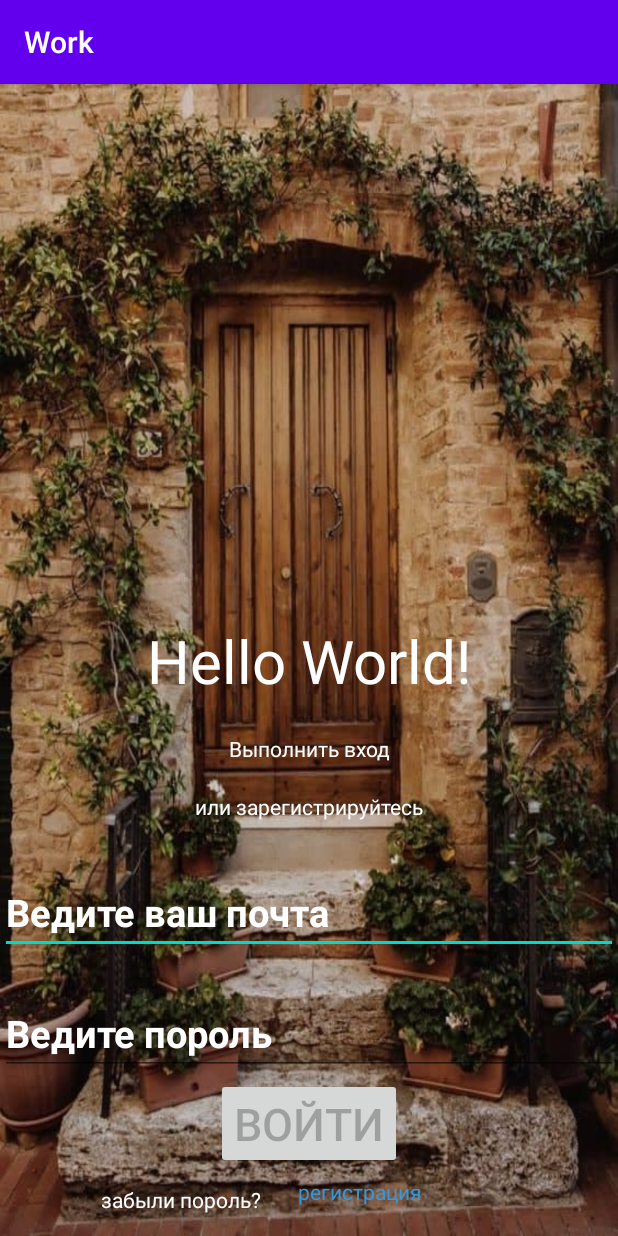
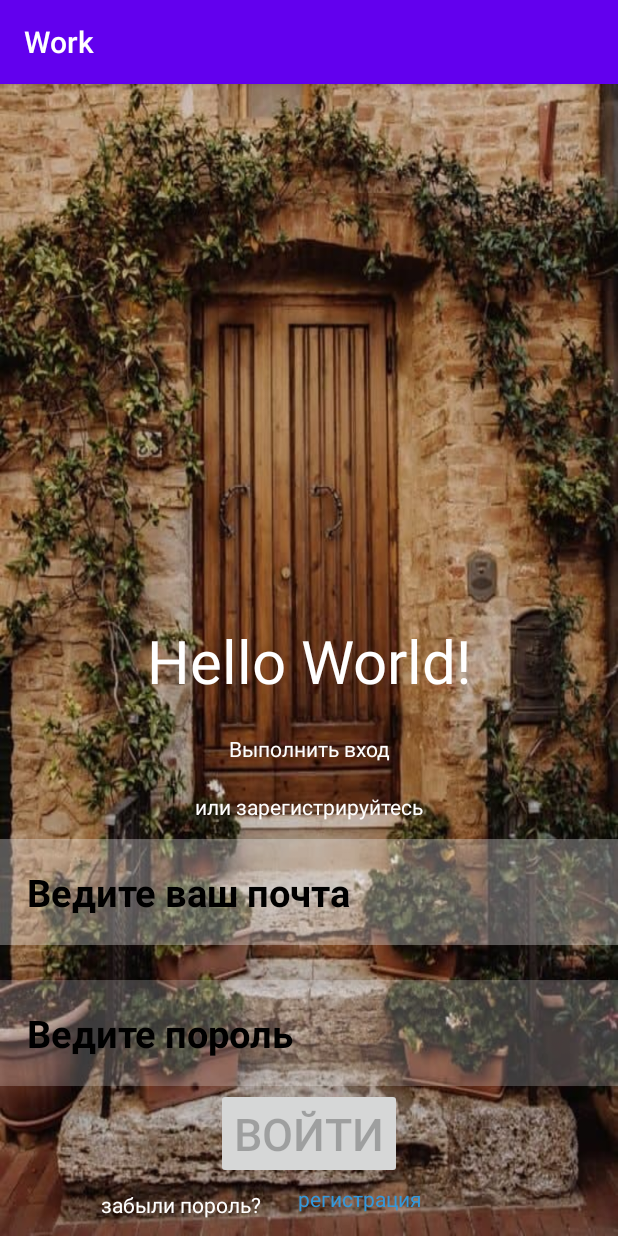
Before and after one commit to beknazar-ctrl/3th, an Android app: the screen it shows after launch (LoginActivity), on a phone screen of 412 x 824 dp. Run offline under Robolectric (Android 15) with nearby library versions, the phone set to English and light mode, and no system bars.

Commit message:
first commit

```diff
--- a/app/src/main/java/com/example/work/LoginActivity.java
+++ b/app/src/main/java/com/example/work/LoginActivity.java
@@ -38,7 +38,6 @@ public class LoginActivity extends AppCompatActivity {
 
         editText2.addTextChangedListener(
                 new TextWatcher() {
-
                     @Override
                     public void beforeTextChanged(CharSequence s, int start, int count, int after) {
 
--- a/app/src/main/res/layout/activity_login.xml
+++ b/app/src/main/res/layout/activity_login.xml
@@ -47,8 +47,10 @@
         android:id="@+id/edit1"
         android:layout_width="match_parent"
         android:layout_height="wrap_content"
+        android:background="#4EFFFFFF"
         android:hint="Ведите ваш почта"
-        android:textColorHint="#FFFFFF"
+        android:padding="18dp"
+        android:textColorHint="#000000"
         android:textSize="25dp"
         android:textStyle="bold"
         app:layout_constraintBottom_toBottomOf="parent"
@@ -58,14 +60,16 @@
 
 
         app:layout_constraintTop_toBottomOf="@id/text3"
-        app:layout_constraintVertical_bias="0.15" />
+        app:layout_constraintVertical_bias="0.057" />
 
     <EditText
         android:id="@+id/edit2"
         android:layout_width="match_parent"
         android:layout_height="wrap_content"
         android:hint="Ведите пороль"
-        android:textColorHint="#FFFFFF"
+        android:textColorHint="#000000"
+        android:background="#36FFFFFF"
+        android:padding="18dp"
         android:textSize="25dp"
         android:textStyle="bold"
         app:layout_constraintBottom_toBottomOf="parent"
```
Also changed, not shown: app/src/main/res/layout/activity_main.xml (+8 -5 lines), 1 other file.
